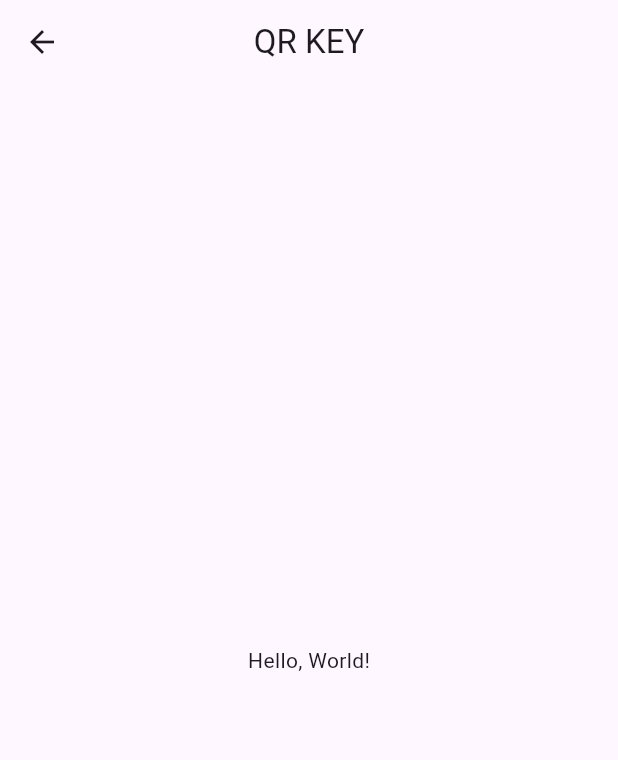
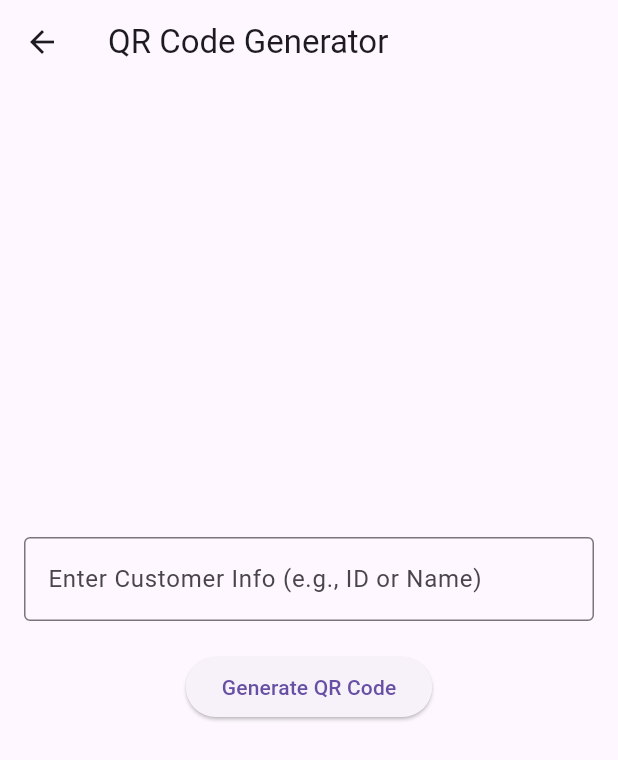
Before and after one commit to cathyolandre/SCANTRON-APP-2, a Flutter app: the AdminPage screen opened directly, after a tap on the "qr code" icon, on a phone screen of 412 x 824 dp. Shown: the top 760 px of the screen. Run offline on Flutter 3.47's test engine with Material 3 defaults, Android fonts, the phone set to English and light mode, and no system bars; our stand-ins replace cloud_firestore, firebase_core, qr_flutter; missing offline and left inert: mobile_scanner; accounts and stored records are empty.

Commit message:
firebase

```diff
--- a/lib/admin_page.dart
+++ b/lib/admin_page.dart
@@ -94,7 +94,7 @@ class AdminPage extends StatelessWidget {
                 onPressed: () {
                   Navigator.push(
                     context,
-                    MaterialPageRoute(builder: (context) => Qrgenerate()),
+                    MaterialPageRoute(builder: (context) => QRCodeGenerationPage()),
                   );
                 },
                 icon: Icon(Icons.qr_code_rounded, color: Colors.black, size: 40), // Increased icon size
--- a/lib/qrgenerate.dart
+++ b/lib/qrgenerate.dart
@@ -1,17 +1,105 @@
+import 'package:flutter/foundation.dart';
 import 'package:flutter/material.dart';
+import 'package:qr_flutter/qr_flutter.dart';
+import 'package:cloud_firestore/cloud_firestore.dart'; // Import Firestore
 
-class Qrgenerate extends StatelessWidget {
-  const Qrgenerate({super.key});
+class QRCodeGenerationPage extends StatefulWidget {
+  const QRCodeGenerationPage({super.key});
+
+  @override
+  QRCodeGenerationPageState createState() => QRCodeGenerationPageState();
+}
+
+class QRCodeGenerationPageState extends State<QRCodeGenerationPage> {
+  final TextEditingController _customerInfoController = TextEditingController();
+  String _qrData = '';
+
+  // Function to generate a unique code for the customer based on entered info
+  String _generateUniqueCode(String customerInfo) {
+    // Example unique identifier based on customer info and timestamp
+    final timestamp = DateTime.now().millisecondsSinceEpoch;
+    return 'CUSTOMER-$customerInfo-$timestamp';
+  }
+
+  // Function to handle QR code generation and storage
+  Future<void> _generateAndSaveQRCode() async {
+    final customerInfo = _customerInfoController.text;
+    if (customerInfo.isEmpty) return;  // Ensure info is provided
+
+    final uniqueCode = _generateUniqueCode(customerInfo);
+
+    // Store the generated code for this customer in Firestore
+    await _storeCustomerCode(customerInfo, uniqueCode);
+
+    setState(() {
+      _qrData = uniqueCode;
+    });
+  }
+
+  // Function to store customer code in Firestore
+  Future<void> _storeCustomerCode(String customerInfo, String code) async {
+    try {
+      // Reference to Firestore collection
+      final collection = FirebaseFirestore.instance.collection('customer_codes');
+
+      // Store customer code in the Firestore collection
+      await collection.add({
+        'customer_info': customerInfo,  // Store customer info (e.g., name or ID)
+        'unique_code': code,            // Store the generated code
+        'timestamp': FieldValue.serverTimestamp(),  // Save timestamp
+      });
+
+      if (kDebugMode) {
+        print("Customer code stored successfully!");
+      }
+    } catch (e) {
+      if (kDebugMode) {
+        print("Error storing customer code: $e");
+      }
+    }
+  }
 
   @override
   Widget build(BuildContext context) {
     return Scaffold(
       appBar: AppBar(
-        title: Text('QR KEY'),
-        centerTitle: true,  // Centers the title
+        title: Text("QR Code Generator"),
       ),
-      body: Center(
-        child: Text('Hello, World!'),
+      body: Padding(
+        padding: const EdgeInsets.all(16.0),
+        child: Column(
+          mainAxisAlignment: MainAxisAlignment.center,
+          children: [
+            TextField(
+              controller: _customerInfoController,
+              decoration: InputDecoration(
+                labelText: "Enter Customer Info (e.g., ID or Name)",
+                border: OutlineInputBorder(),
+              ),
+            ),
+            SizedBox(height: 20),
+            ElevatedButton(
+              onPressed: _generateAndSaveQRCode,
+              child: Text("Generate QR Code"),
+            ),
+            SizedBox(height: 40),
+            if (_qrData.isNotEmpty)
+              Column(
+                children: [
+                  QrImageView(
+                    data: _qrData,
+                    version: QrVersions.auto,
+                    size: 200.0,
+                  ),
+                  SizedBox(height: 20),
+                  Text(
+                    "QR Code Generator",
+                    textAlign: TextAlign.center,
+                  ),
+                ],
+              ),
+          ],
+        ),
       ),
     );
   }
--- a/pubspec.yaml
+++ b/pubspec.yaml
@@ -38,6 +38,9 @@ dependencies:
   provider: ^6.0.1
   intl: ^0.18.0
   pretty_qr_code: ^3.3.0
+  qr_flutter: ^4.1.0
+  firebase_core: ^2.25.4
+  cloud_firestore: ^4.17.5
 
 dev_dependencies:
   flutter_test:
```
Also changed, not shown: lib/main.dart (+20 -0 lines), lib/firebase_options.dart (added), pubspec.lock, 6 other files.
